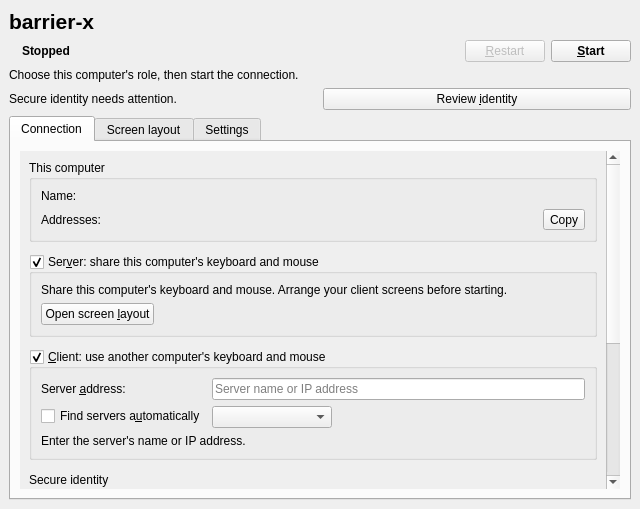
This is src/gui/src/MainWindowBase.ui in TABARC-Code/barrier-x as Qt 5 draws it before an edit. The edited form follows.
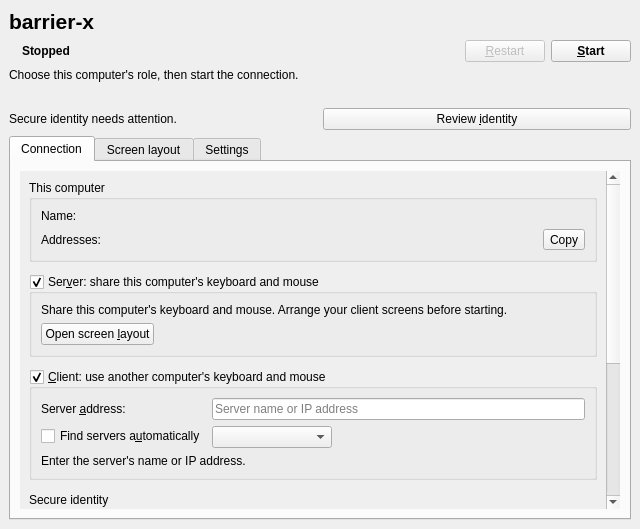
This is the edited form. Icons and pictures are not drawn.

Commit message: 2.4.24 Check peer trust saves

Patch:
```diff
--- a/src/gui/src/MainWindowBase.ui
+++ b/src/gui/src/MainWindowBase.ui
@@ -121,6 +121,14 @@
       </property>
      </widget>
     </item>
+    <item>
+     <widget class="QLabel" name="peerTrustError">
+      <property name="text"><string/></property>
+      <property name="wordWrap"><bool>true</bool></property>
+      <property name="textFormat"><enum>Qt::PlainText</enum></property>
+      <property name="accessibleName"><string>Peer trust error</string></property>
+     </widget>
+    </item>
     <item>
      <layout class="QHBoxLayout" name="identityAlertRow">
       <item>
```
The commit also changes 19 other files.
